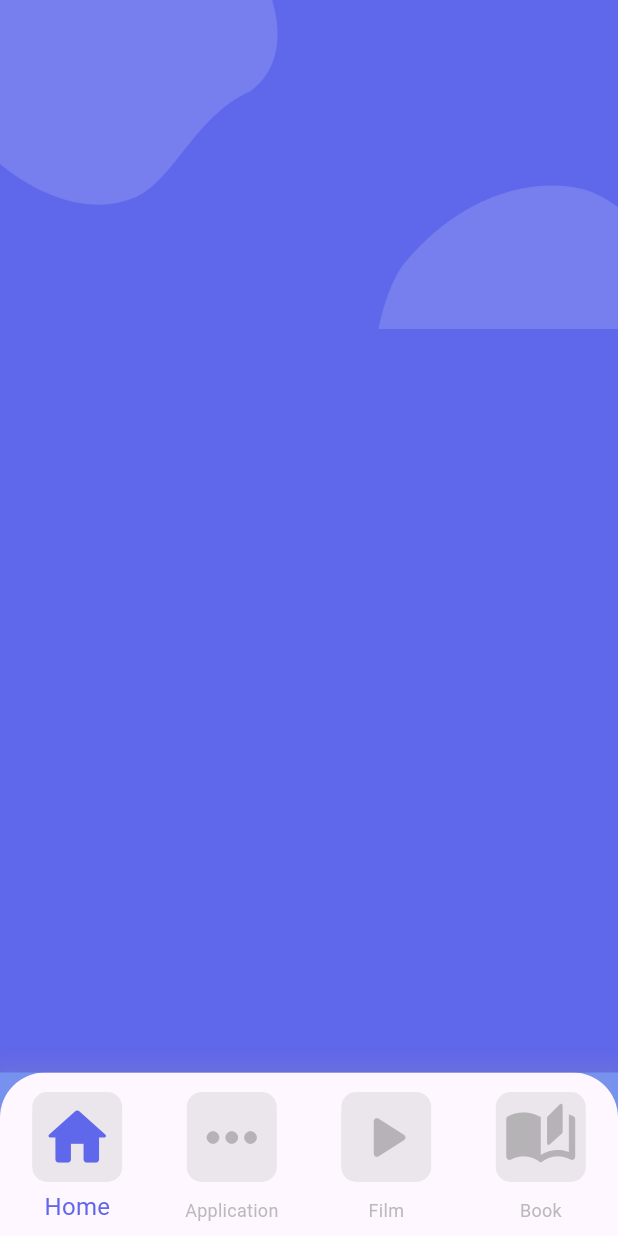
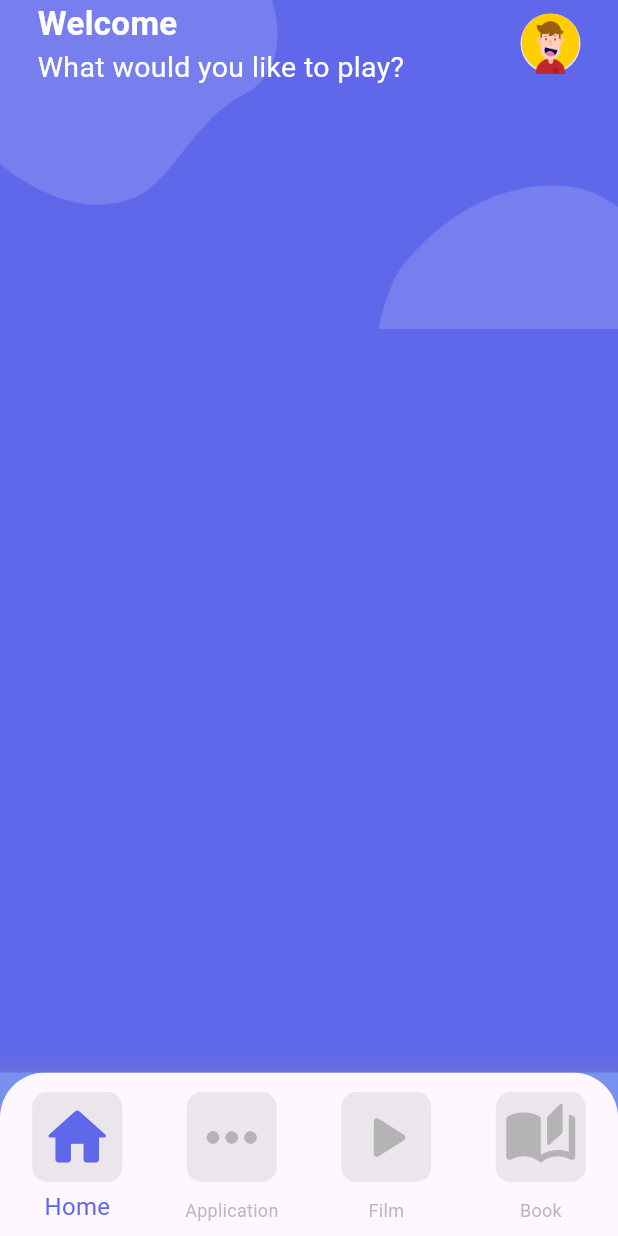
Before and after one commit to Johncross00/game-store, a Flutter app: the screen it shows after launch, on a phone screen of 412 x 824 dp. Run offline on Flutter 3.47's test engine with Material 3 defaults, Android fonts, the phone set to English and light mode, and no system bars.

Commit message:
header.dart

```diff
--- a/lib/pages/home/home.dart
+++ b/lib/pages/home/home.dart
@@ -1,4 +1,5 @@
 import 'package:flutter/material.dart';
+import 'package:game_store/pages/home/widgets/header.dart';
 
 class HomePage extends StatelessWidget {
   const HomePage({super.key});
@@ -24,7 +25,11 @@ class HomePage extends StatelessWidget {
             child: Image.asset('assets/images/bg_liquid.png',
               width: 200,),)
           ),
-          Container(),
+          Column(
+            children: [
+              HeaderSection()
+            ],
+          ),
         ],
         ),
       ),
--- /dev/null
+++ b/lib/pages/home/widgets/header.dart
@@ -0,0 +1,43 @@
+import 'package:flutter/material.dart';
+ class HeaderSection extends StatelessWidget {
+   const HeaderSection({super.key});
+
+   @override
+   Widget build(BuildContext context) {
+     return Padding(
+       padding: EdgeInsets.only(
+         top: MediaQuery.of(context).padding.top,
+         left: 25,
+         right: 25
+       ),
+
+       child: Row(
+         mainAxisAlignment: MainAxisAlignment.spaceBetween,
+         children: [
+           Column(
+             crossAxisAlignment: CrossAxisAlignment.start,
+             children: [
+               Text('Welcome ',
+                 style: TextStyle(
+                   color: Colors.white,
+                   fontSize: 22,
+                   fontWeight: FontWeight.bold
+                 ),
+               ),Text('What would you like to play? ',
+                 style: TextStyle(
+                   color: Colors.white,
+                   fontSize: 19,
+                 ),
+               ),
+             ],
+           ),
+           CircleAvatar(
+             child: Image.asset('assets/images/avatar.png',
+               fit: BoxFit.cover,),
+           )
+         ],
+       ),
+
+     );
+   }
+ }
```
